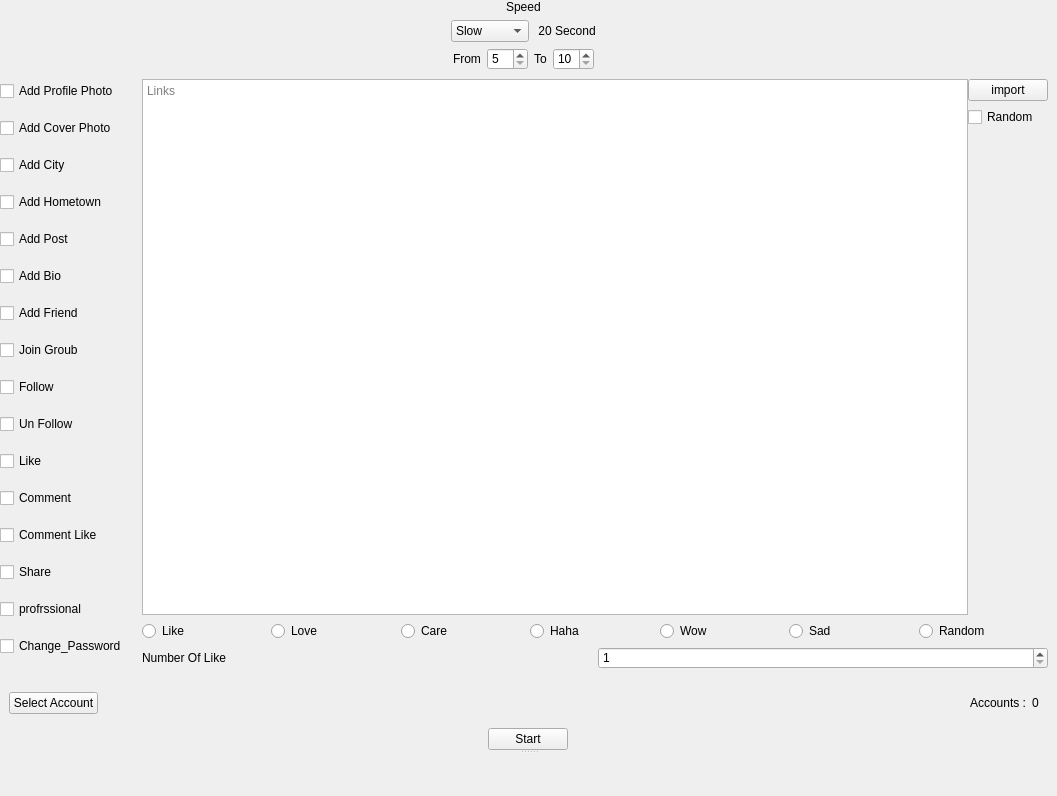
Qt form ui/Public/Edit.ui (kreemkhaled112/GUI) before a commit.
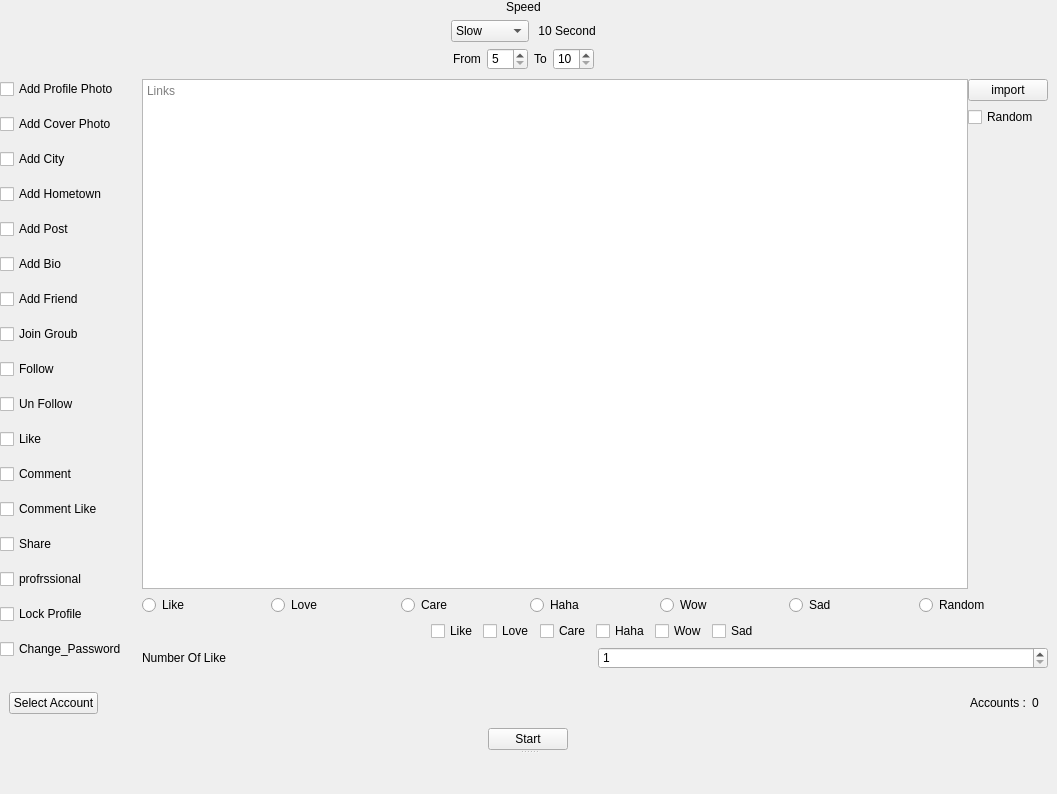
The same form after that commit. The open tabs and pages were chosen to show the change.

```diff
--- a/ui/Public/Edit.ui
+++ b/ui/Public/Edit.ui
@@ -7,7 +7,7 @@
     <x>0</x>
     <y>0</y>
     <width>1057</width>
-    <height>796</height>
+    <height>794</height>
    </rect>
   </property>
   <property name="windowTitle">
@@ -110,7 +110,7 @@
          <item>
           <widget class="QLabel" name="label_3">
            <property name="text">
-            <string> 20 Second</string>
+            <string> 10 Second</string>
            </property>
           </widget>
          </item>
@@ -329,6 +329,13 @@
                </property>
               </widget>
              </item>
+             <item>
+              <widget class="QCheckBox" name="Lock_Profile">
+               <property name="text">
+                <string>Lock Profile</string>
+               </property>
+              </widget>
+             </item>
              <item>
               <widget class="QCheckBox" name="Change_Password_check">
                <property name="text">
@@ -1677,7 +1684,7 @@
                          <x>0</x>
                          <y>0</y>
                          <width>846</width>
-                         <height>539</height>
+                         <height>519</height>
                         </rect>
                        </property>
                        <layout class="QGridLayout" name="gridLayout_41" rowstretch="0">
@@ -1812,6 +1819,69 @@
                    </layout>
                   </widget>
                  </item>
+                 <item alignment="Qt::AlignHCenter|Qt::AlignVCenter">
+                  <widget class="QWidget" name="widget_19" native="true">
+                   <layout class="QHBoxLayout" name="horizontalLayout_14">
+                    <property name="spacing">
+                     <number>5</number>
+                    </property>
+                    <property name="leftMargin">
+                     <number>0</number>
+                    </property>
+                    <property name="topMargin">
+                     <number>0</number>
+                    </property>
+                    <property name="rightMargin">
+                     <number>0</number>
+                    </property>
+                    <property name="bottomMargin">
+                     <number>0</number>
+                    </property>
+                    <item>
+                     <widget class="QCheckBox" name="Like_checkBox">
+                      <property name="text">
+                       <string>Like</string>
+                      </property>
+                     </widget>
+                    </item>
+                    <item>
+                     <widget class="QCheckBox" name="Love_checkBox">
+                      <property name="text">
+                       <string>Love</string>
+                      </property>
+                     </widget>
+                    </item>
+                    <item>
+                     <widget class="QCheckBox" name="Care_checkBox">
+                      <property name="text">
+                       <string>Care</string>
+                      </property>
+                     </widget>
+                    </item>
+                    <item>
+                     <widget class="QCheckBox" name="Haha_checkBox">
+                      <property name="text">
+                       <string>Haha</string>
+                      </property>
+                     </widget>
+                    </item>
+                    <item>
+                     <widget class="QCheckBox" name="Wow_checkBox">
+                      <property name="text">
+                       <string>Wow</string>
+                      </property>
+                     </widget>
+                    </item>
+                    <item>
+                     <widget class="QCheckBox" name="Sad_checkBox">
+                      <property name="text">
+                       <string>Sad</string>
+                      </property>
+                     </widget>
+                    </item>
+                   </layout>
+                  </widget>
+                 </item>
                  <item>
                   <widget class="QWidget" name="widget_75" native="true">
                    <layout class="QHBoxLayout" name="horizontalLayout_52">
```
Left out of the diff: 56 changed lines with no effect on the pictures.
